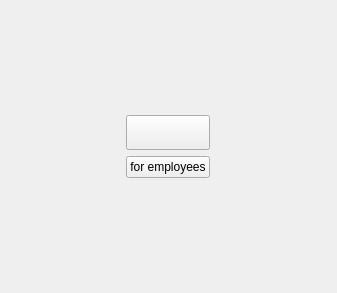
This is Client/Ui/MainPage.ui in siisgoo/siisty as Qt 5 draws it before an edit. The edited form follows.
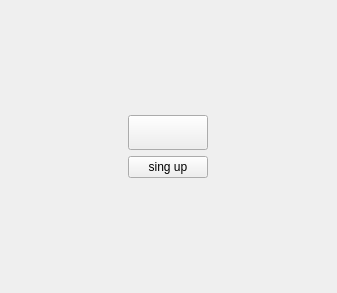
This is the edited form.

Diff of the .ui file:
```diff
--- a/Client/Ui/MainPage.ui
+++ b/Client/Ui/MainPage.ui
@@ -67,7 +67,7 @@
          </sizepolicy>
         </property>
         <property name="text">
-         <string>for employees</string>
+         <string>sing up</string>
         </property>
        </widget>
       </item>
```
Left out of the diff: 4 changed lines with no effect on the pictures.
